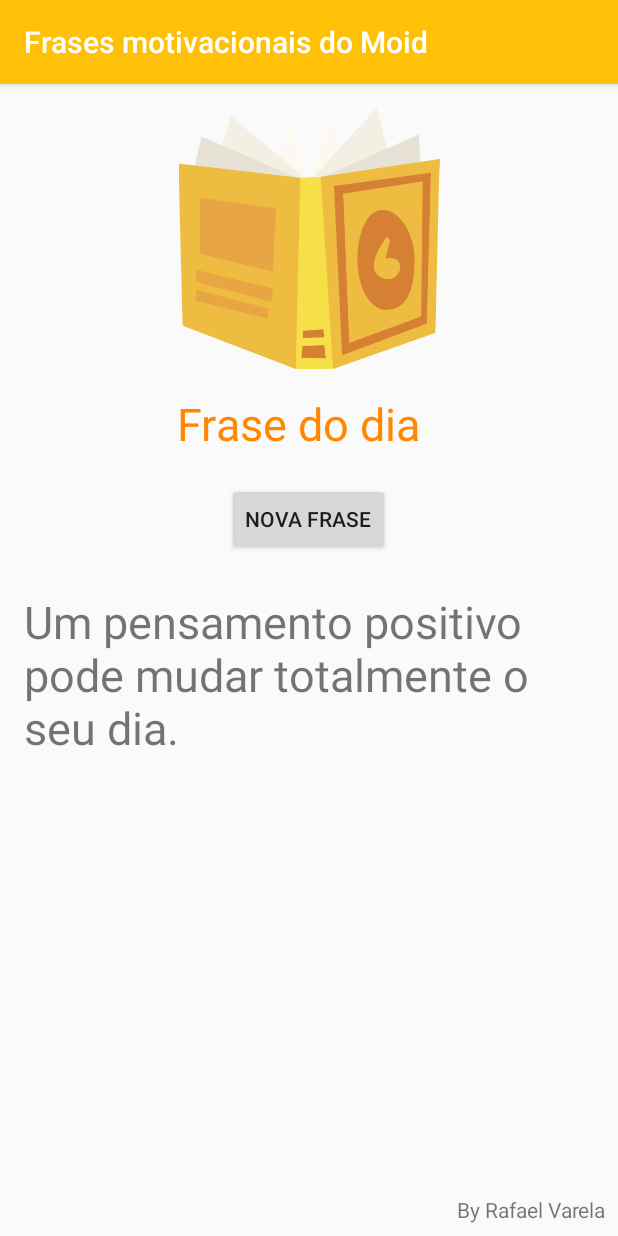
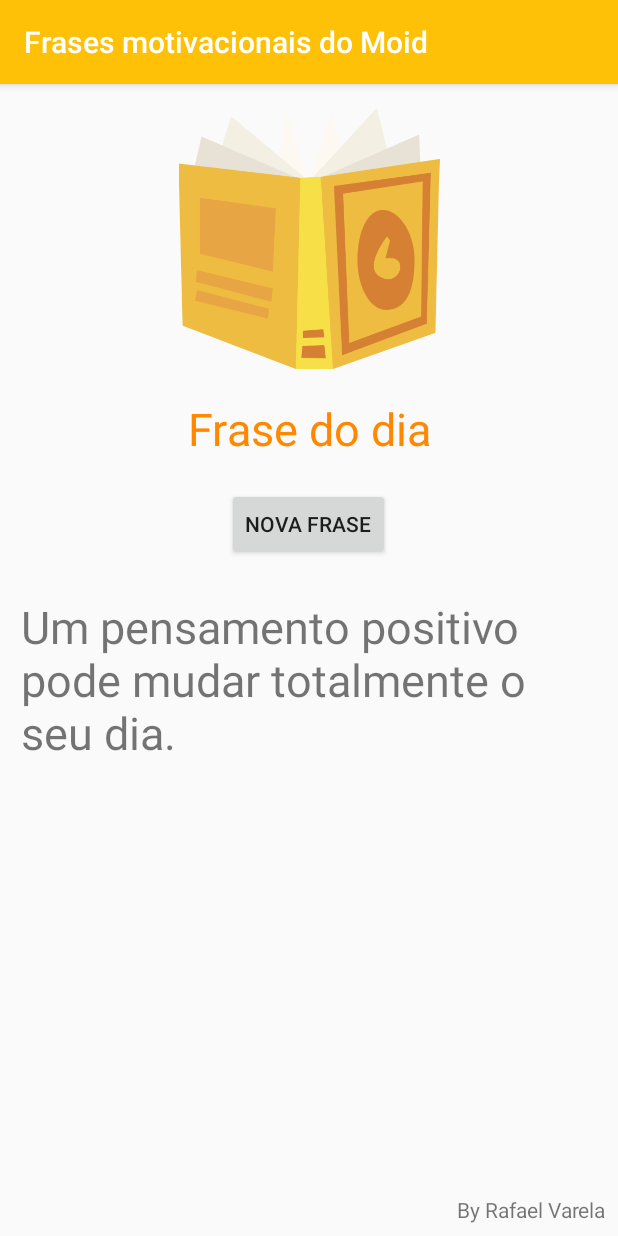
Before and after one commit to RafaelMoid/FraseDoDia, an Android app: the screen it shows after launch (MainActivity), on a phone screen of 412 x 824 dp. Run offline under Robolectric (Android 15) with nearby library versions, the phone set to English and light mode, and no system bars.

Commit message:
Alterações para ajuste em diferentes tipos de celular

```diff
--- a/app/src/main/res/layout/activity_main.xml
+++ b/app/src/main/res/layout/activity_main.xml
@@ -33,7 +33,7 @@
             android:id="@+id/button"
             android:layout_width="wrap_content"
             android:layout_height="wrap_content"
-            android:layout_marginTop="8dp"
+            android:layout_marginTop="16dp"
             android:onClick="gerarNovaFrase"
             android:text="Nova frase"
             app:layout_constraintEnd_toEndOf="parent"
@@ -43,8 +43,8 @@
 
         <TextView
             android:id="@+id/FraseDoDia"
-            android:layout_width="0dp"
-            android:layout_height="220dp"
+            android:layout_width="386dp"
+            android:layout_height="345dp"
             android:layout_marginStart="16dp"
             android:layout_marginLeft="16dp"
             android:layout_marginTop="24dp"
@@ -59,13 +59,10 @@
 
         <TextView
             android:id="@+id/textView2"
-            android:layout_width="176dp"
-            android:layout_height="52dp"
-            android:layout_marginStart="32dp"
-            android:layout_marginLeft="32dp"
+            android:layout_width="391dp"
+            android:layout_height="47dp"
             android:layout_marginTop="16dp"
-            android:layout_marginEnd="32dp"
-            android:layout_marginRight="32dp"
+            android:gravity="center|center_horizontal|center_vertical"
             android:text="Frase do dia"
             android:textColor="@android:color/holo_orange_dark"
             android:textSize="30sp"
```
